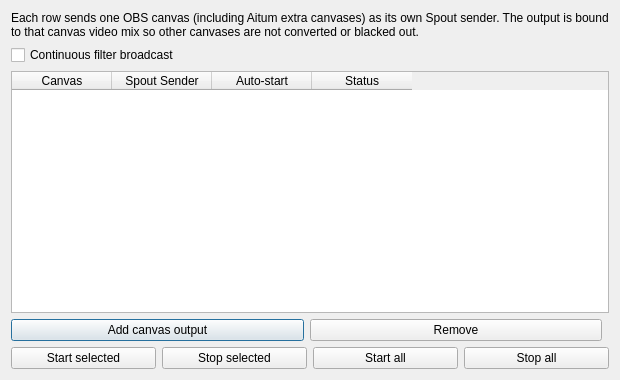
The window that source/ui/win-spout-output-settings.ui (KaleidoVR/KaliSpout2) describes before a commit, drawn with Qt 5.
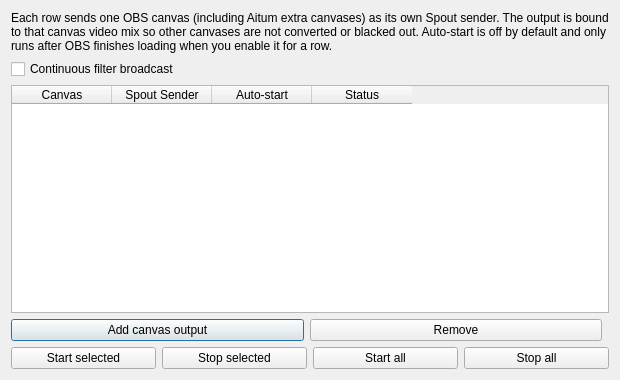
The same window after the commit.

Commit message:
Address upstream #89 log spam and #92 stale AutoStart.
Clear persisted Auto-start on config upgrade so Tools Spout does not
surprise-start after OBS reinstalls, and debounce multi-canvas Spout
Capture resets that flooded the OBS log.

The edit to the form file:
```diff
--- a/source/ui/win-spout-output-settings.ui
+++ b/source/ui/win-spout-output-settings.ui
@@ -23,7 +23,7 @@
 						<bool>true</bool>
 					</property>
 					<property name="text">
-						<string>Each row sends one OBS canvas (including Aitum extra canvases) as its own Spout sender. The output is bound to that canvas video mix so other canvases are not converted or blacked out.</string>
+						<string>Each row sends one OBS canvas (including Aitum extra canvases) as its own Spout sender. The output is bound to that canvas video mix so other canvases are not converted or blacked out. Auto-start is off by default and only runs after OBS finishes loading when you enable it for a row.</string>
 					</property>
 				</widget>
 			</item>
```
The commit also changes 6 other files.
